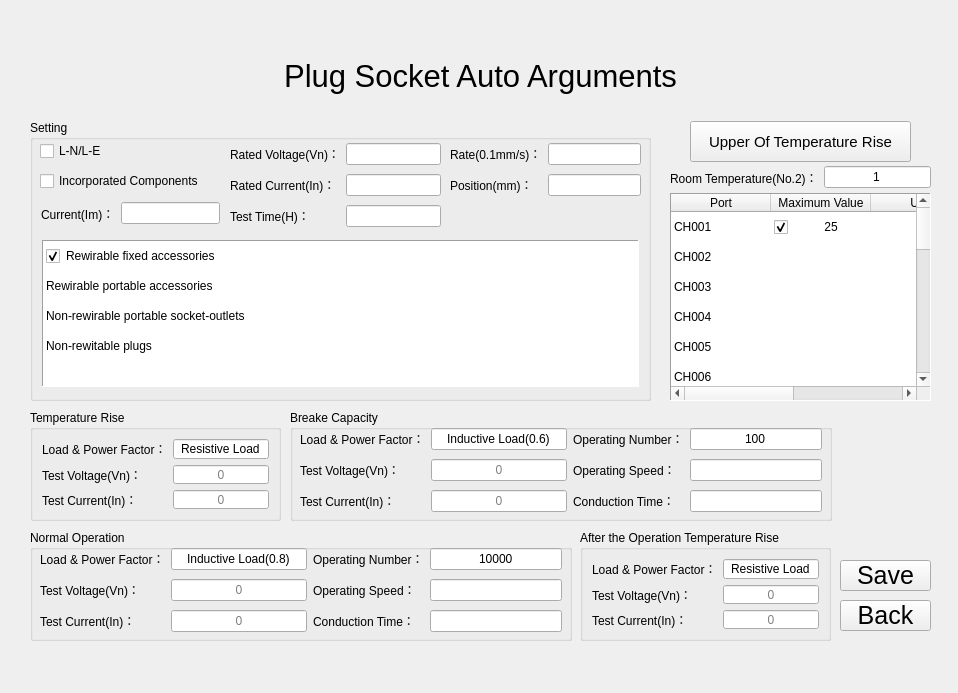
First picture: the form in ElectricalAccessories/formdisplay.ui, repository ColTam/tonstep, before the edit.
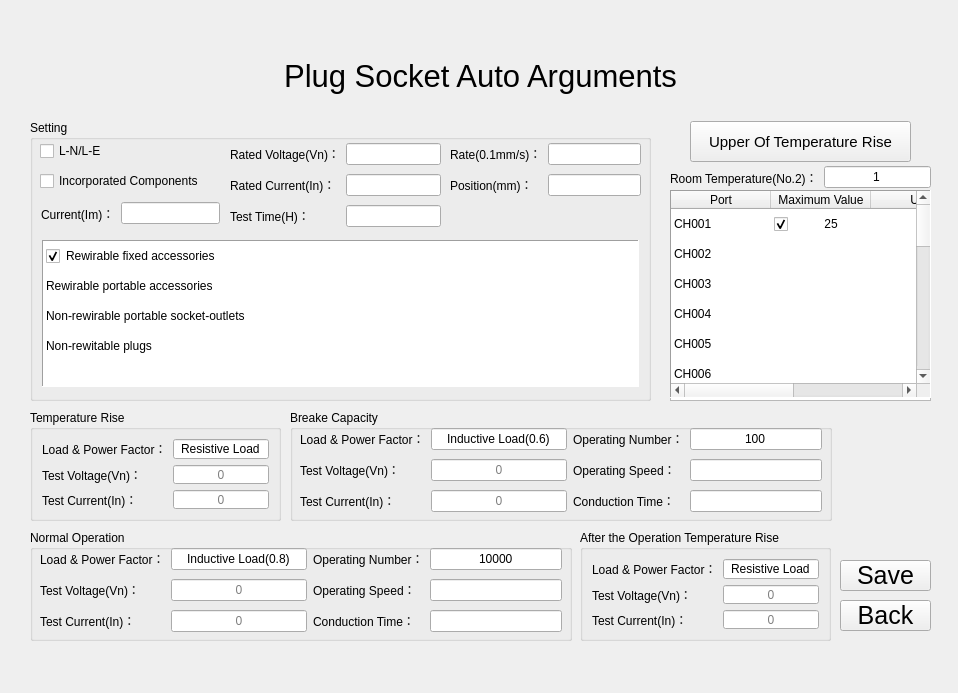
Second picture: the form after the edit. The open tabs and pages were chosen to show the change. Icons and pictures are not drawn.

```diff
--- a/ElectricalAccessories/formdisplay.ui
+++ b/ElectricalAccessories/formdisplay.ui
@@ -10169,7 +10169,7 @@
      <property name="geometry">
       <rect>
        <x>670</x>
-       <y>193</y>
+       <y>190</y>
        <width>261</width>
        <height>208</height>
       </rect>
```
Left out of the diff: 2 changed lines with no effect on the pictures.
